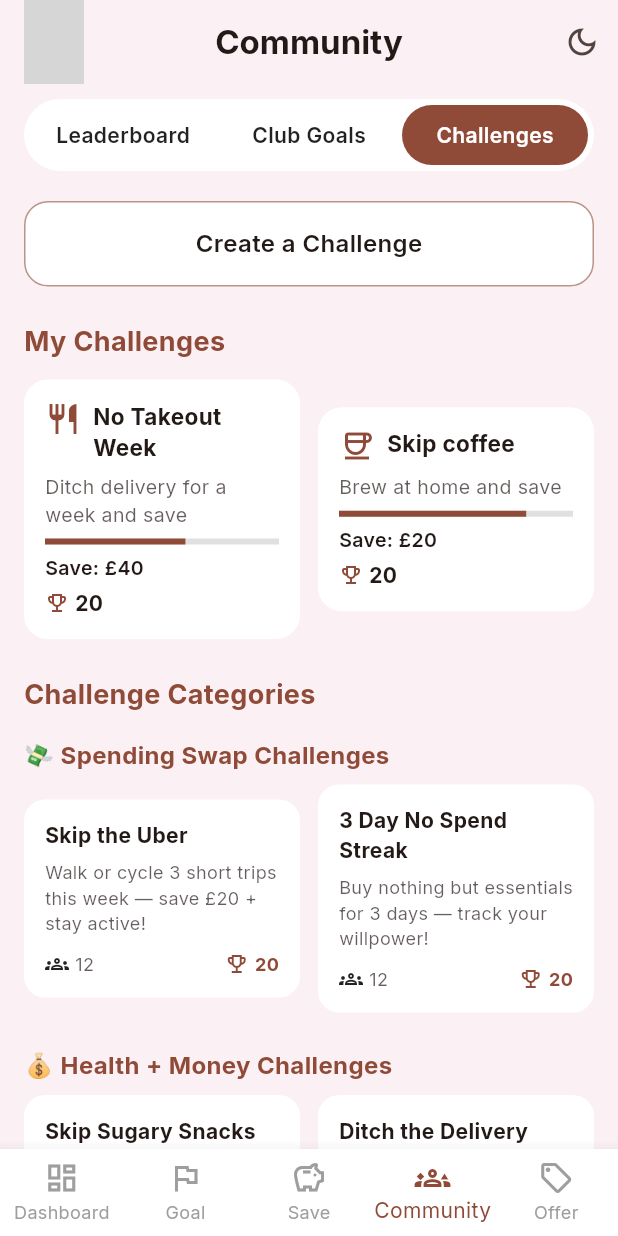
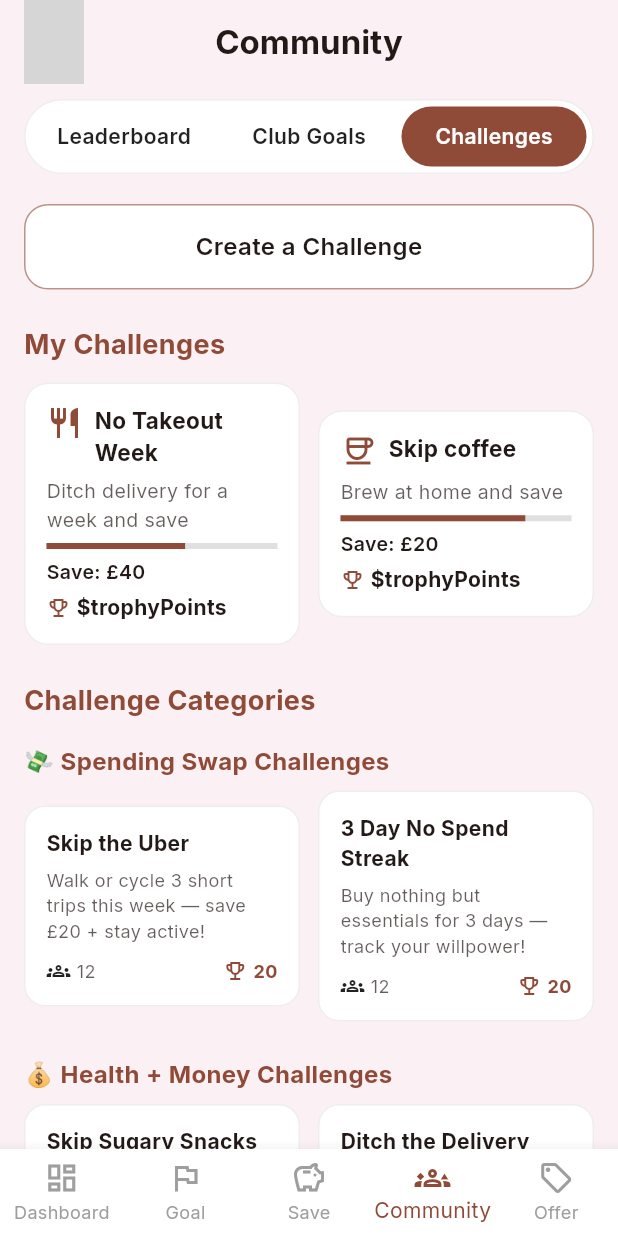
Before and after one commit to tmanas06/Challenge_flutter, a Flutter app: the screen it shows after launch, on a phone screen of 412 x 824 dp. Run offline on Flutter 3.47's test engine with Material 3 defaults, Android fonts, the light colour scheme and no system bars; our stand-ins replace google_fonts; network calls fail; grey boxes are pictures that could not be loaded.

Commit message:
bug fixes

```diff
--- a/lib/main.dart
+++ b/lib/main.dart
@@ -1,58 +1,16 @@
-import 'package:device_preview/device_preview.dart';
-import 'package:flutter/foundation.dart';
 import 'package:flutter/material.dart';
 import 'package:google_fonts/google_fonts.dart';
-import 'package:shared_preferences/shared_preferences.dart';
 
-void main() => runApp(
-  DevicePreview(
-    enabled: !kReleaseMode,
-    builder: (context) => const ChallengeApp(),
-  ),
-);
+void main() => runApp(const ChallengeApp());
 
-class ChallengeApp extends StatefulWidget {
+class ChallengeApp extends StatelessWidget {
   const ChallengeApp({super.key});
-
-  @override
-  State<ChallengeApp> createState() => _ChallengeAppState();
-}
-
-class _ChallengeAppState extends State<ChallengeApp> {
-  ThemeMode _themeMode = ThemeMode.light;
-
-  @override
-  void initState() {
-    super.initState();
-    _loadTheme();
-  }
-
-  Future<void> _loadTheme() async {
-    final prefs = await SharedPreferences.getInstance();
-    if (!mounted) return;
-    final isDark = prefs.getBool('isDarkMode') ?? false;
-    setState(() {
-      _themeMode = isDark ? ThemeMode.dark : ThemeMode.light;
-    });
-  }
-
-  void _toggleTheme() async {
-    final prefs = await SharedPreferences.getInstance();
-    setState(() {
-      _themeMode = _themeMode == ThemeMode.light ? ThemeMode.dark : ThemeMode.light;
-      prefs.setBool('isDarkMode', _themeMode == ThemeMode.dark);
-    });
-  }
 
   @override
   Widget build(BuildContext context) {
     return MaterialApp(
-      useInheritedMediaQuery: true,
-      locale: DevicePreview.locale(context),
-      builder: DevicePreview.appBuilder,
       title: 'Community Challenges',
       debugShowCheckedModeBanner: false,
-      themeMode: _themeMode,
       theme: ThemeData(
         brightness: Brightness.light,
         scaffoldBackgroundColor: const Color(0xFFFBF0F4),
@@ -60,38 +18,25 @@ class _ChallengeAppState extends State<ChallengeApp> {
         textTheme: GoogleFonts.interTextTheme(Theme.of(context).textTheme),
         useMaterial3: true,
       ),
-      darkTheme: ThemeData(
-        brightness: Brightness.dark,
-        scaffoldBackgroundColor: const Color(0xFF1c1c1e),
-        colorScheme: ColorScheme.fromSeed(
-          seedColor: const Color(0xFF91736B),
-          brightness: Brightness.dark,
-        ),
-        textTheme: GoogleFonts.interTextTheme(ThemeData.dark().textTheme.apply(bodyColor: Colors.white70, displayColor: Colors.white70)),
-        useMaterial3: true,
-      ),
-      home: CommunityPage(toggleTheme: _toggleTheme),
+      home: const CommunityPage(),
     );
   }
 }
 
 class CommunityPage extends StatefulWidget {
-  final VoidCallback toggleTheme;
-  const CommunityPage({super.key, required this.toggleTheme});
+  const CommunityPage({super.key});
 
   @override
   State<CommunityPage> createState() => _CommunityPageState();
 }
 
 class _CommunityPageState extends State<CommunityPage> {
-  int selectedIndex = 3; // Community tab active
+  int selectedIndex = 3;
 
   @override
   Widget build(BuildContext context) {
     final theme = Theme.of(context);
     final accent = theme.colorScheme.primary;
-    final isDark = theme.brightness == Brightness.dark;
-    final cardColor = isDark ? const Color(0xFF2c2c2e) : Colors.white;
 
     return Scaffold(
       appBar: AppBar(
@@ -102,62 +47,25 @@ class _CommunityPageState extends State<CommunityPage> {
         leading: const Padding(
           padding: EdgeInsets.only(left: 16),
           child: CircleAvatar(
-            backgroundImage: NetworkImage(
-                'https://images.unsplash.com/photo-1529626455594-4ff0802cfb7e'), // sample profile photo
+            backgroundImage: NetworkImage('https://images.unsplash.com/photo-1529626455594-4ff0802cfb7e'),
           ),
         ),
-        actions: [
-          IconButton(
-            icon: Icon(isDark ? Icons.light_mode_outlined : Icons.dark_mode_outlined),
-            onPressed: widget.toggleTheme,
-          ),
-        ],
       ),
       body: SingleChildScrollView(
         padding: const EdgeInsets.symmetric(horizontal: 16, vertical: 10),
         child: Column(
           crossAxisAlignment: CrossAxisAlignment.start,
           children: [
-            Container(
-              decoration: BoxDecoration(
-                color: cardColor,
-                borderRadius: BorderRadius.circular(30),
-              ),
-              padding: const EdgeInsets.all(4),
-              child: Row(
-                children: [
-                  _buildTabButton("Leaderboard", false, accent, isDark),
-                  _buildTabButton("Club Goals", false, accent, isDark),
-                  _buildTabButton("Challenges", true, accent, isDark),
-                ],
-              ),
-            ),
+            const ChallengeTabs(),
             const SizedBox(height: 20),
-            Container(
-              width: double.infinity,
-              padding: const EdgeInsets.all(16),
-              decoration: BoxDecoration(
-                borderRadius: BorderRadius.circular(16),
-                border: Border.all(color: accent.withOpacity(0.6)),
-                color: cardColor,
-              ),
-              child: Center(
-                child: Text(
-                  "Create a Challenge",
-                  style: TextStyle(fontWeight: FontWeight.w600, fontSize: 16, color: theme.colorScheme.onSurface),
-                ),
-              ),
-            ),
+            const CreateChallengeButton(),
             const SizedBox(height: 24),
-            Text("My Challenges",
-                style: TextStyle(
-                    fontSize: 18, fontWeight: FontWeight.bold, color: accent)),
+            Text("My Challenges", style: TextStyle(fontSize: 18, fontWeight: FontWeight.bold, color: accent)),
             const SizedBox(height: 12),
-            Row(
+            const Row(
               children: [
                 Expanded(
-                  child: _buildMyChallengeCard(
-                    theme,
+                  child: MyChallengeCard(
                     title: "No Takeout Week",
                     description: "Ditch delivery for a week and save",
                     progress: 0.6,
@@ -166,10 +74,9 @@ class _CommunityPageState extends State<CommunityPage> {
                     icon: Icons.restaurant_outlined,
                   ),
                 ),
-                const SizedBox(width: 12),
+                SizedBox(width: 12),
                 Expanded(
-                  child: _buildMyChallengeCard(
-                    theme,
+                  child: MyChallengeCard(
                     title: "Skip coffee",
                     description: "Brew at home and save",
                     progress: 0.8,
@@ -181,29 +88,30 @@ class _CommunityPageState extends State<CommunityPage> {
               ],
             ),
             const SizedBox(height: 24),
-            Text("Challenge Categories",
-                style: TextStyle(
-                    fontSize: 18, fontWeight: FontWeight.bold, color: accent)),
+            Text("Challenge Categories", style: TextStyle(fontSize: 18, fontWeight: FontWeight.bold, color: accent)),
             const SizedBox(height: 16),
-            _buildCategoryTitle("💸 Spending Swap Challenges", accent),
-            const SizedBox(height: 8),
-            _buildChallengeRow(
-              theme,
-              leftTitle: "Skip the Uber",
-              leftDesc: "Walk or cycle 3 short trips this week — save £20 + stay active!",
-              rightTitle: "3 Day No Spend Streak",
-              rightDesc: "Buy nothing but essentials for 3 days — track your willpower!",
+            CategorySection(
+              title: "💸 Spending Swap Challenges",
+              challenges: const [
+                SmallChallengeCard(
+                    title: "Skip the Uber",
+                    description: "Walk or cycle 3 short trips this week — save £20 + stay active!"),
+                SmallChallengeCard(
+                    title: "3 Day No Spend Streak",
+                    description: "Buy nothing but essentials for 3 days — track your willpower!"),
+              ],
             ),
-
             const SizedBox(height: 24),
-            _buildCategoryTitle("💰 Health + Money Challenges", accent),
-            const SizedBox(height: 8),
-            _buildChallengeRow(
-              theme,
-              leftTitle: "Skip Sugary Snacks",
-              leftDesc: "No vending snacks for 5 days — save £6 and break the habit!",
-              rightTitle: "Ditch the Delivery",
-              rightDesc: "Bring lunch from home 3 days — save £18+ and stay healthy!",
+            CategorySection(
+              title: "💰 Health + Money Challenges",
+              challenges: const [
+                SmallChallengeCard(
+                    title: "Skip Sugary Snacks",
+                    description: "No vending snacks for 5 days — save £6 and break the habit!"),
+                SmallChallengeCard(
+                    title: "Ditch the Delivery",
+                    description: "Bring lunch from home 3 days — save £18+ and stay healthy!"),
+              ],
             ),
           ],
         ),
@@ -212,7 +120,7 @@ class _CommunityPageState extends State<CommunityPage> {
         currentIndex: selectedIndex,
         selectedItemColor: accent,
         unselectedItemColor: Colors.grey,
-        backgroundColor: isDark ? const Color(0xFF2c2c2e) : Colors.white,
+        backgroundColor: Colors.white,
         type: BottomNavigationBarType.fixed,
         onTap: (index) => setState(() => selectedIndex = index),
         items: const [
@@ -225,8 +133,36 @@ class _CommunityPageState extends State<CommunityPage> {
       ),
     );
   }
+}
 
-  Widget _buildTabButton(String text, bool selected, Color accent, bool isDark) {
+// --- Helper Widgets for a Cleaner Build Method ---
+
+class ChallengeTabs extends StatelessWidget {
+  const ChallengeTabs({super.key});
+
+  @override
+  Widget build(BuildContext context) {
+    final theme = Theme.of(context);
+    final accent = theme.colorScheme.primary;
+
+    return Container(
+      decoration: BoxDecoration(
+        color: Colors.white,
+        borderRadius: BorderRadius.circular(30),
+        border: Border.all(color: Colors.grey.shade200),
+      ),
+      padding: const EdgeInsets.all(4),
+      child: Row(
+        children: [
+          _buildTabButton("Leaderboard", false, accent),
+          _buildTabButton("Club Goals", false, accent),
+          _buildTabButton("Challenges", true, accent),
+        ],
+      ),
+    );
+  }
+
+  Widget _buildTabButton(String text, bool selected, Color accent) {
     return Expanded(
       child: Container(
         decoration: BoxDecoration(
@@ -235,32 +171,63 @@ class _CommunityPageState extends State<CommunityPage> {
         ),
         padding: const EdgeInsets.symmetric(vertical: 10),
         alignment: Alignment.center,
-        child: Text(
-          text,
-          style: TextStyle(
-            color: selected ? Colors.white : (isDark ? Colors.white70 : Colors.black87),
-            fontWeight: FontWeight.w600,
-          ),
-        ),
+        child: Text(text, style: TextStyle(color: selected ? Colors.white : Colors.black87, fontWeight: FontWeight.w600)),
       ),
     );
   }
+}
 
-  Widget _buildMyChallengeCard(ThemeData theme,
-      {required String title,
-      required String description,
-      required double progress,
-      required String saveText,
-      required int trophyPoints,
-      required IconData icon}) {
-    final cardColor = theme.brightness == Brightness.dark ? const Color(0xFF2c2c2e) : Colors.white;
+class CreateChallengeButton extends StatelessWidget {
+  const CreateChallengeButton({super.key});
+
+  @override
+  Widget build(BuildContext context) {
+    final theme = Theme.of(context);
+    return Container(
+      width: double.infinity,
+      padding: const EdgeInsets.all(16),
+      decoration: BoxDecoration(
+        color: Colors.white,
+        borderRadius: BorderRadius.circular(16),
+        border: Border.all(color: theme.colorScheme.primary.withOpacity(0.6)),
+      ),
+      child: Center(
+        child: Text("Create a Challenge",
+            style: TextStyle(fontWeight: FontWeight.w600, fontSize: 16, color: theme.colorScheme.onSurface)),
+      ),
+    );
+  }
+}
+
+class MyChallengeCard extends StatelessWidget {
+  final String title;
+  final String description;
+  final double progress;
+  final String saveText;
+  final int trophyPoints;
+  final IconData icon;
+
+  const MyChallengeCard({
+    super.key,
+    required this.title,
+    required this.description,
+    required this.progress,
+    required this.saveText,
+    required this.trophyPoints,
+    required this.icon,
+  });
+
+  @override
+  Widget build(BuildContext context) {
+    final theme = Theme.of(context);
     final accent = theme.colorScheme.primary;
 
     return Container(
       padding: const EdgeInsets.all(14),
       decoration: BoxDecoration(
-        color: cardColor,
+        color: Colors.white,
         borderRadius: BorderRadius.circular(16),
+        border: Border.all(color: Colors.grey.shade200),
       ),
       child: Column(
         crossAxisAlignment: CrossAxisAlignment.start,
@@ -268,14 +235,12 @@ class _CommunityPageState extends State<CommunityPage> {
           Row(
             crossAxisAlignment: CrossAxisAlignment.start,
             children: [
-            Icon(icon, color: accent),
-            const SizedBox(width: 8),
-            Expanded(
-              child: Text(title,
-                style: TextStyle(fontWeight: FontWeight.bold, fontSize: 15, color: theme.colorScheme.onSurface)
-              ),
-            ),
-          ]),
+              Icon(icon, color: accent),
+              const SizedBox(width: 8),
+              Expanded(
+                  child: Text(title, style: TextStyle(fontWeight: FontWeight.bold, fontSize: 15, color: theme.colorScheme.onSurface))),
+            ],
+          ),
           const SizedBox(height: 6),
           Text(description, style: TextStyle(fontSize: 13, color: theme.colorScheme.onSurface.withOpacity(0.7))),
           const SizedBox(height: 6),
@@ -287,54 +252,79 @@ class _CommunityPageState extends State<CommunityPage> {
             children: [
               Icon(Icons.emoji_events_outlined, size: 16, color: accent),
               const SizedBox(width: 4),
-              Text('$trophyPoints', style: TextStyle(fontWeight: FontWeight.bold, color: theme.colorScheme.onSurface)),
+              Text('\$trophyPoints', style: TextStyle(fontWeight: FontWeight.bold, color: theme.colorScheme.onSurface)),
             ],
           ),
         ],
       ),
     );
   }
+}
 
-  Widget _buildCategoryTitle(String title, Color accent) {
-    return Text(title, style: TextStyle(fontWeight: FontWeight.w700, fontSize: 16, color: accent));
-  }
+class CategorySection extends StatelessWidget {
+  final String title;
+  final List<SmallChallengeCard> challenges;
 
-  Widget _buildChallengeRow(ThemeData theme,
-      {required String leftTitle,
-      required String leftDesc,
-      required String rightTitle,
-      required String rightDesc}) {
-    return Row(
+  const CategorySection({super.key, required this.title, required this.challenges});
+
+  @override
+  Widget build(BuildContext context) {
+    final theme = Theme.of(context);
+    final accent = theme.colorScheme.primary;
+    return Column(
+      crossAxisAlignment: CrossAxisAlignment.start,
       children: [
-        Expanded(child: _buildSmallChallengeCard(theme, leftTitle, leftDesc)),
-        const SizedBox(width: 12),
-        Expanded(child: _buildSmallChallengeCard(theme, rightTitle, rightDesc)),
+        Text(title, style: TextStyle(fontWeight: FontWeight.w700, fontSize: 16, color: accent)),
+        const SizedBox(height: 8),
+        Row(
+          children: [
+            Expanded(child: challenges[0]),
+            const SizedBox(width: 12),
+            Expanded(child: challenges[1]),
+          ],
+        ),
       ],
     );
   }
+}
 
-  Widget _buildSmallChallengeCard(ThemeData theme, String title, String desc) {
-    final cardColor = theme.brightness == Brightness.dark ? const Color(0xFF2c2c2e) : Colors.white;
+class SmallChallengeCard extends StatelessWidget {
+  final String title;
+  final String description;
+
+  const SmallChallengeCard({super.key, required this.title, required this.description});
+
+  @override
+  Widget build(BuildContext context) {
+    final theme = Theme.of(context);
     final accent = theme.colorScheme.primary;
-
     return Container(
       padding: const EdgeInsets.all(14),
       decoration: BoxDecoration(
-        color: cardColor,
+        color: Colors.white,
         borderRadius: BorderRadius.circular(14),
+        border: Border.all(color: Colors.grey.shade200),
       ),
       child: Column(
         crossAxisAlignment: CrossAxisAlignment.start,
         children: [
           Text(title, style: TextStyle(fontWeight: FontWeight.bold, fontSize: 14, color: theme.colorScheme.onSurface)),
           const SizedBox(height: 6),
-          Text(desc, style: TextStyle(fontSize: 12, color: theme.colorScheme.onSurface.withOpacity(0.7))),
+          Text(description, style: TextStyle(fontSize: 12, color: theme.colorScheme.onSurface.withOpacity(0.7))),
           const SizedBox(height: 10),
           Row(
             mainAxisAlignment: MainAxisAlignment.spaceBetween,
             children: [
-              Row(children: [Icon(Icons.groups_outlined, size: 16), const SizedBox(width: 4), Text("12", style: TextStyle(fontSize: 12, color: theme.colorScheme.onSurface.withOpacity(0.7)))]),
-              Row(children: [Icon(Icons.emoji_events_outlined, size: 16, color: accent), const SizedBox(width: 4), Text("20", style: TextStyle(fontWeight: FontWeight.bold, fontSize: 12, color: accent))]),
+              Row(children: [
+                const Icon(Icons.groups_outlined, size: 16),
+                const SizedBox(width: 4),
+                Text("12", style: TextStyle(fontSize: 12, color: theme.colorScheme.onSurface.withOpacity(0.7)))
+              ]),
+              Row(children: [
+                Icon(Icons.emoji_events_outlined, size: 16, color: accent),
+                const SizedBox(width: 4),
+                Text("20", style: TextStyle(fontWeight: FontWeight.bold, fontSize: 12, color: accent))
+              ]),
             ],
           )
         ],
--- a/pubspec.yaml
+++ b/pubspec.yaml
@@ -9,9 +9,7 @@ environment:
 dependencies:
   flutter:
     sdk: flutter
-  device_preview: ^1.3.1
   cupertino_icons: ^1.0.8
-  shared_preferences: ^2.0.15
   google_fonts: ^6.2.1
 
 dev_dependencies:
```
Also changed, not shown: pubspec.lock, 1 other file.
